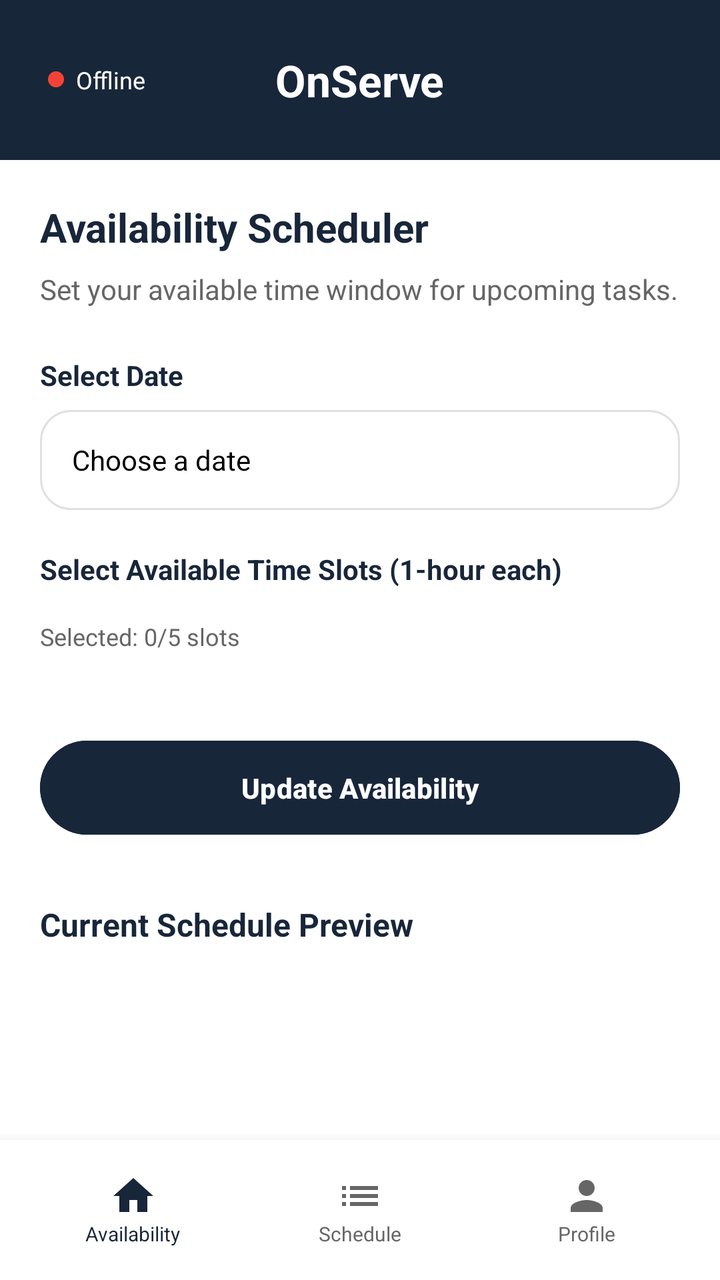
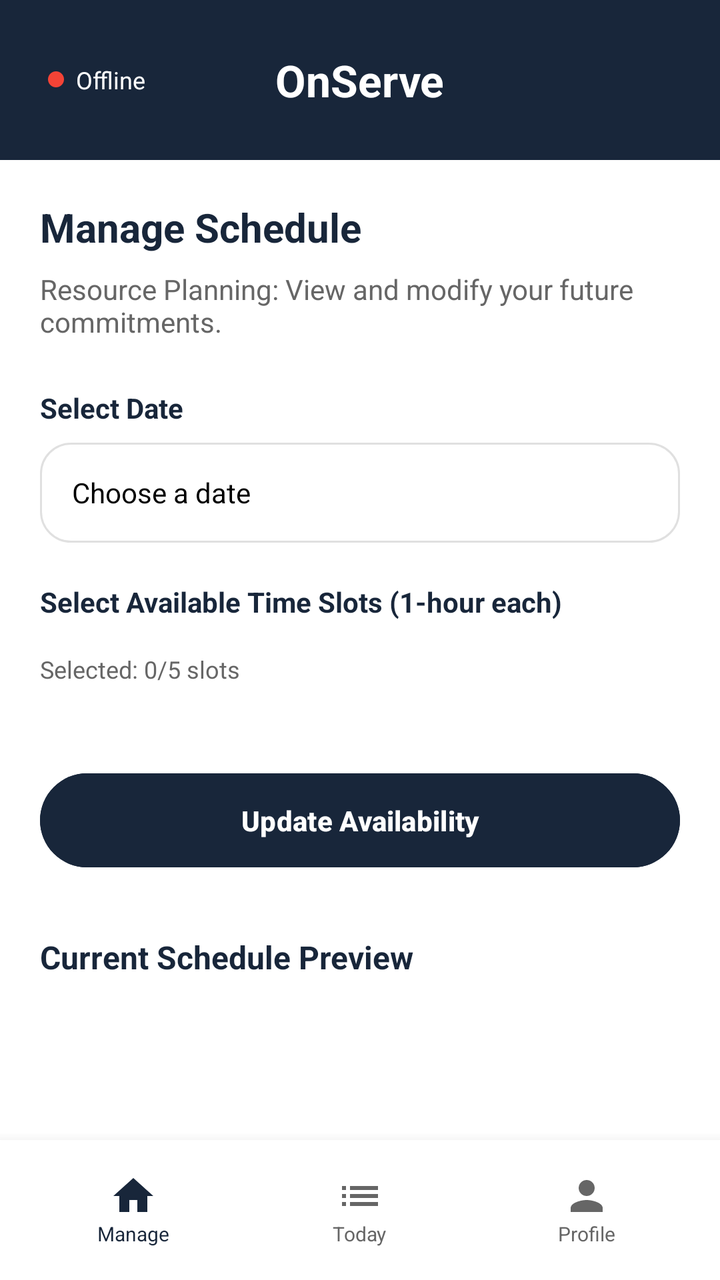

Screens rendered from an Android XML layout before and after an edit, with the pre-edit source and the edit as a unified diff.
<!-- AndroidManifest.xml: application theme Theme.OnServe -->
<!-- res/layout/activity_volunteer_home.xml -->
<?xml version="1.0" encoding="utf-8"?>
<RelativeLayout xmlns:android="http://schemas.android.com/apk/res/android"
    xmlns:app="http://schemas.android.com/apk/res-auto"
    android:layout_width="match_parent"
    android:layout_height="match_parent"
    android:background="@color/white">

    
    <RelativeLayout
        android:id="@+id/top_bar"
        android:layout_width="match_parent"
        android:layout_height="80dp"
        android:background="@color/navy_onserve"
        android:paddingHorizontal="24dp">

        <TextView
            android:layout_width="wrap_content"
            android:layout_height="wrap_content"
            android:layout_centerInParent="true"
            android:text="OnServe"
            android:textColor="@color/white"
            android:textSize="22sp"
            android:textStyle="bold" />

        <LinearLayout
            android:layout_width="wrap_content"
            android:layout_height="wrap_content"
            android:layout_alignParentStart="true"
            android:layout_centerVertical="true"
            android:gravity="center_vertical"
            android:orientation="horizontal">
            <View
                android:id="@+id/view_connection_dot"
                android:layout_width="8dp"
                android:layout_height="8dp"
                android:background="@drawable/dot_offline" />
            <TextView
                android:id="@+id/tv_connection_status"
                android:layout_width="wrap_content"
                android:layout_height="wrap_content"
                android:layout_marginStart="6dp"
                android:text="Offline"
                android:textColor="@color/white"
                android:textSize="12sp" />
        </LinearLayout>
    </RelativeLayout>

    
    <androidx.core.widget.NestedScrollView
        android:layout_width="match_parent"
        android:layout_height="match_parent"
        android:layout_above="@+id/bottom_nav_volunteer"
        android:layout_below="@id/top_bar"
        android:fillViewport="true">

        <LinearLayout
            android:layout_width="match_parent"
            android:layout_height="wrap_content"
            android:orientation="vertical"
            android:padding="20dp">

            <TextView
                android:layout_width="wrap_content"
                android:layout_height="wrap_content"
                android:text="Availability Scheduler"
                android:textColor="@color/navy_onserve"
                android:textSize="20sp"
                android:textStyle="bold" />

            <TextView
                android:layout_width="wrap_content"
                android:layout_height="wrap_content"
                android:layout_marginTop="8dp"
                android:text="Set your available time window for upcoming tasks."
                android:textColor="@color/text_gray"
                android:textSize="14sp" />

            
            <TextView
                android:layout_width="wrap_content"
                android:layout_height="wrap_content"
                android:layout_marginTop="24dp"
                android:text="Select Date"
                android:textColor="@color/navy_onserve"
                android:textStyle="bold" />

            <TextView
                android:id="@+id/tv_selected_date"
                android:layout_width="match_parent"
                android:layout_height="50dp"
                android:layout_marginTop="8dp"
                android:background="@drawable/input_rounded"
                android:gravity="center_vertical"
                android:paddingHorizontal="16dp"
                android:text="Choose a date"
                android:textColor="@color/black"
                android:clickable="true"
                android:focusable="true" />

            
            <TextView
                android:layout_width="wrap_content"
                android:layout_height="wrap_content"
                android:layout_marginTop="20dp"
                android:text="Select Available Time Slots (1-hour each)"
                android:textColor="@color/navy_onserve"
                android:textStyle="bold" />

            <androidx.recyclerview.widget.RecyclerView
                android:id="@+id/rv_time_slots"
                android:layout_width="match_parent"
                android:layout_height="wrap_content"
                android:layout_marginTop="8dp"
                android:nestedScrollingEnabled="false" />

            <TextView
                android:id="@+id/tv_slots_count"
                android:layout_width="wrap_content"
                android:layout_height="wrap_content"
                android:layout_marginTop="8dp"
                android:text="Selected: 0/5 slots"
                android:textColor="@color/text_gray"
                android:textSize="12sp" />

            <Button
                android:id="@+id/btn_save_availability"
                android:layout_width="match_parent"
                android:layout_height="55dp"
                android:layout_marginTop="40dp"
                android:backgroundTint="@color/navy_onserve"
                android:text="Update Availability"
                android:textColor="@color/white"
                android:textStyle="bold" />

            <TextView
                android:layout_width="wrap_content"
                android:layout_height="wrap_content"
                android:layout_marginTop="30dp"
                android:text="Current Schedule Preview"
                android:textColor="@color/navy_onserve"
                android:textSize="16sp"
                android:textStyle="bold" />

            <androidx.recyclerview.widget.RecyclerView
                android:id="@+id/rv_availability_list"
                android:layout_width="match_parent"
                android:layout_height="wrap_content"
                android:layout_marginTop="10dp"
                android:nestedScrollingEnabled="false" />

        </LinearLayout>
    </androidx.core.widget.NestedScrollView>

    
    <LinearLayout
        android:id="@+id/bottom_nav_volunteer"
        android:layout_width="match_parent"
        android:layout_height="70dp"
        android:layout_alignParentBottom="true"
        android:background="@color/white"
        android:elevation="10dp"
        android:gravity="center_vertical"
        android:orientation="horizontal"
        android:paddingHorizontal="10dp">

        <LinearLayout
            android:id="@+id/nav_availability"
            android:layout_width="0dp"
            android:layout_height="wrap_content"
            android:layout_weight="1"
            android:gravity="center"
            android:orientation="vertical"
            android:clickable="true"
            android:focusable="true">
            <ImageView
                android:layout_width="24dp"
                android:layout_height="24dp"
                android:src="@drawable/ic_home"
                app:tint="@color/navy_onserve" />
            <TextView
                android:layout_width="wrap_content"
                android:layout_height="wrap_content"
                android:text="Availability"
                android:textColor="@color/navy_onserve"
                android:textSize="10sp" />
        </LinearLayout>

        <LinearLayout
            android:id="@+id/nav_assignment_schedule"
            android:layout_width="0dp"
            android:layout_height="wrap_content"
            android:layout_weight="1"
            android:gravity="center"
            android:orientation="vertical"
            android:clickable="true"
            android:focusable="true">
            <ImageView
                android:layout_width="24dp"
                android:layout_height="24dp"
                android:src="@drawable/ic_requests"
                app:tint="@color/text_gray" />
            <TextView
                android:layout_width="wrap_content"
                android:layout_height="wrap_content"
                android:text="Schedule"
                android:textColor="@color/text_gray"
                android:textSize="10sp" />
        </LinearLayout>

        <LinearLayout
            android:id="@+id/nav_profile_volunteer"
            android:layout_width="0dp"
            android:layout_height="wrap_content"
            android:layout_weight="1"
            android:gravity="center"
            android:orientation="vertical"
            android:clickable="true"
            android:focusable="true">
            <ImageView
                android:layout_width="24dp"
                android:layout_height="24dp"
                android:src="@drawable/ic_profile"
                app:tint="@color/text_gray" />
            <TextView
                android:layout_width="wrap_content"
                android:layout_height="wrap_content"
                android:text="Profile"
                android:textColor="@color/text_gray"
                android:textSize="10sp" />
        </LinearLayout>

    </LinearLayout>
</RelativeLayout>
<!-- resources referenced by this layout -->
<resources>
  <color name="black">#000000</color>
  <color name="navy_onserve">#18263a</color>
  <color name="text_gray">#666666</color>
  <color name="white">#ffffff</color>
  <!-- drawable dot_offline (drawable) -->
  <?xml version="1.0" encoding="utf-8"?>
  <shape xmlns:android="http://schemas.android.com/apk/res/android"
      android:shape="oval">
      <solid android:color="#F44336" />
  </shape>
  <!-- drawable ic_home (drawable) -->
  <vector xmlns:android="http://schemas.android.com/apk/res/android" android:width="24dp" android:height="24dp" android:viewportWidth="24" android:viewportHeight="24">
      <path android:fillColor="#18263a" android:pathData="M10,20v-6h4v6h5v-8h3L12,3,2,12h3v8z"/>
  </vector>
  <!-- drawable ic_profile (drawable) -->
  <vector xmlns:android="http://schemas.android.com/apk/res/android" android:width="24dp" android:height="24dp" android:viewportWidth="24" android:viewportHeight="24">
      <path android:fillColor="#18263a" android:pathData="M12,12c2.21,0,4-1.79,4-4s-1.79-4-4-4s-4,1.79-4,4S9.79,12,12,12zM12,14c-2.67,0-8,1.34-8,4v2h16v-2C20,15.34,14.67,14,12,14z"/>
  </vector>
  <!-- drawable ic_requests (drawable) -->
  <vector xmlns:android="http://schemas.android.com/apk/res/android" android:width="24dp" android:height="24dp" android:viewportWidth="24" android:viewportHeight="24">
      <path android:fillColor="#18263a" android:pathData="M3,13h2v-2H3v2zM3,17h2v-2H3v2zM3,9h2V7H3v2zM7,13h14v-2H7v2zM7,17h14v-2H7v2zM7,7v2h14V7H7z"/>
  </vector>
  <!-- drawable input_rounded (drawable) -->
  <shape xmlns:android="http://schemas.android.com/apk/res/android">
      <solid android:color="#ffffff" />
      <stroke android:width="1dp" android:color="@color/gray_border" />
      <corners android:radius="15dp" />
  </shape>
  <style name="Theme.OnServe" parent="Base.Theme.OnServe" />
  <color name="gray_border">#E0E0E0</color>
  <style name="Base.Theme.OnServe" parent="Theme.Material3.DayNight.NoActionBar">
          
          
      </style>
</resources>

<!-- the commit's change to res/layout/activity_volunteer_home.xml (unified diff, before → after) -->
@@ -62,7 +62,7 @@
             <TextView
                 android:layout_width="wrap_content"
                 android:layout_height="wrap_content"
-                android:text="Availability Scheduler"
+                android:text="Manage Schedule"
                 android:textColor="@color/navy_onserve"
                 android:textSize="20sp"
                 android:textStyle="bold" />
@@ -71,7 +71,7 @@
                 android:layout_width="wrap_content"
                 android:layout_height="wrap_content"
                 android:layout_marginTop="8dp"
-                android:text="Set your available time window for upcoming tasks."
+                android:text="Resource Planning: View and modify your future commitments."
                 android:textColor="@color/text_gray"
                 android:textSize="14sp" />
 
@@ -180,7 +180,7 @@
             <TextView
                 android:layout_width="wrap_content"
                 android:layout_height="wrap_content"
-                android:text="Availability"
+                android:text="Manage"
                 android:textColor="@color/navy_onserve"
                 android:textSize="10sp" />
         </LinearLayout>
@@ -202,7 +202,7 @@
             <TextView
                 android:layout_width="wrap_content"
                 android:layout_height="wrap_content"
-                android:text="Schedule"
+                android:text="Today"
                 android:textColor="@color/text_gray"
                 android:textSize="10sp" />
         </LinearLayout>
